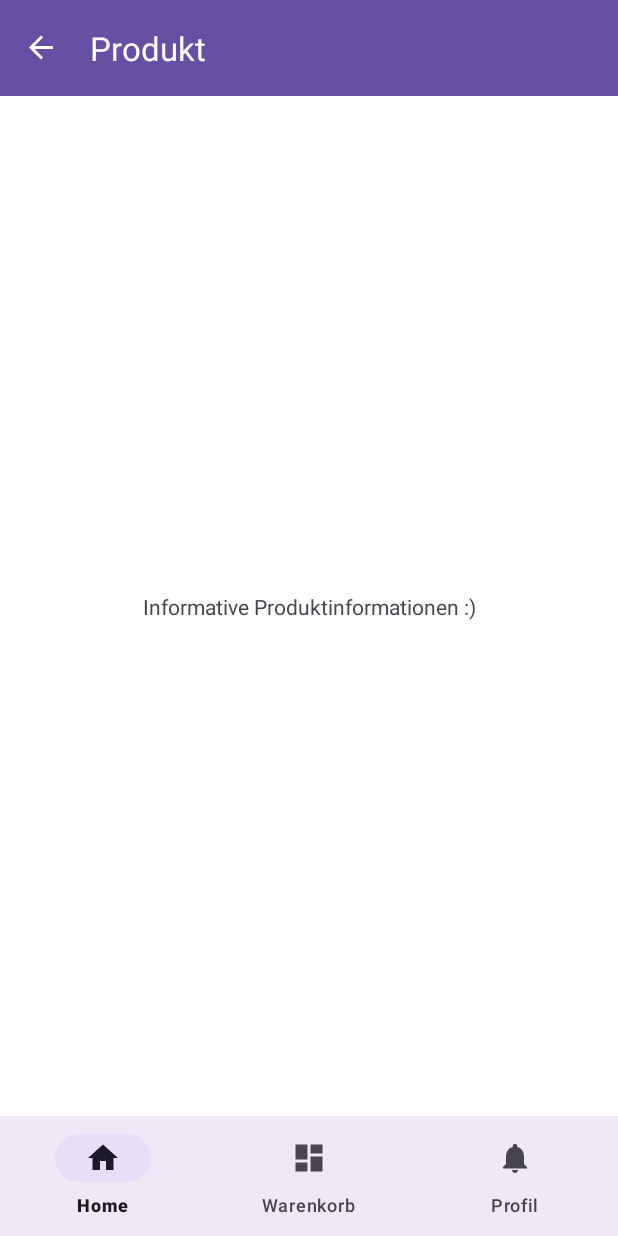
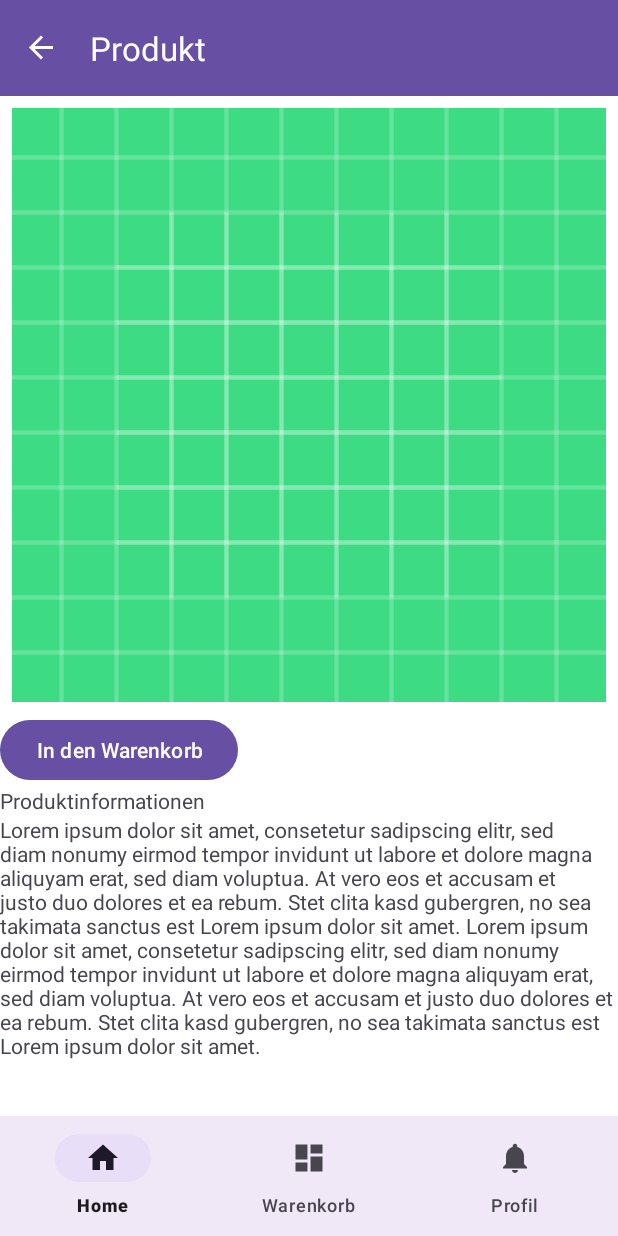
Before and after one commit to LeoHerrmann/blink, an Android app: the ProductDetailsFragment screen opened through its navigation route, on a phone screen of 412 x 824 dp. Run offline under Robolectric (Android 15) with nearby library versions, the phone set to English and light mode, and no system bars; our stand-ins replace navigation-ui.

Commit message:
Produktlayout angefangen zu definieren

```diff
--- a/app/src/main/res/layout/fragment_product_details.xml
+++ b/app/src/main/res/layout/fragment_product_details.xml
@@ -8,12 +8,63 @@
     tools:context=".ui.ProductDetailsFragment">
 
     <TextView
+        android:id="@+id/textView4"
+        android:layout_width="match_parent"
+        android:layout_height="wrap_content"
+        android:text="Produktinformationen"
+        app:layout_constraintEnd_toEndOf="parent"
+        app:layout_constraintHorizontal_bias="0.0"
+        app:layout_constraintStart_toStartOf="parent"
+        app:layout_constraintTop_toBottomOf="@+id/button" />
+
+    <TextView
+        android:id="@+id/textView2"
         android:layout_width="wrap_content"
         android:layout_height="wrap_content"
-        android:text="Informative Produktinformationen :)"
+        android:text="Preis: 23,99€"
+        app:layout_constraintBottom_toTopOf="@+id/textView4"
+        app:layout_constraintStart_toStartOf="parent"
+        app:layout_constraintTop_toBottomOf="@+id/constraintLayout" />
+
+    <Button
+        android:id="@+id/button"
+        android:layout_width="wrap_content"
+        android:layout_height="wrap_content"
+        android:text="In den Warenkorb"
+        app:layout_constraintTop_toBottomOf="@+id/constraintLayout"
+        tools:layout_editor_absoluteX="251dp" />
+
+    <TextView
+        android:id="@+id/textView3"
+        android:layout_width="wrap_content"
+        android:layout_height="wrap_content"
+        android:text="Lorem ipsum dolor sit amet, consetetur sadipscing elitr, sed diam nonumy eirmod tempor invidunt ut labore et dolore magna aliquyam erat, sed diam voluptua. At vero eos et accusam et justo duo dolores et ea rebum. Stet clita kasd gubergren, no sea takimata sanctus est Lorem ipsum dolor sit amet. Lorem ipsum dolor sit amet, consetetur sadipscing elitr, sed diam nonumy eirmod tempor invidunt ut labore et dolore magna aliquyam erat, sed diam voluptua. At vero eos et accusam et justo duo dolores et ea rebum. Stet clita kasd gubergren, no sea takimata sanctus est Lorem ipsum dolor sit amet."
         app:layout_constraintBottom_toBottomOf="parent"
         app:layout_constraintEnd_toEndOf="parent"
+        app:layout_constraintHorizontal_bias="1.0"
         app:layout_constraintStart_toStartOf="parent"
-        app:layout_constraintTop_toTopOf="parent" />
+        app:layout_constraintTop_toBottomOf="@+id/textView4"
+        app:layout_constraintVertical_bias="0.0" />
+
+    <androidx.constraintlayout.widget.ConstraintLayout
+        android:id="@+id/constraintLayout"
+        android:layout_width="match_parent"
+        android:layout_height="wrap_content"
+        app:layout_constraintEnd_toEndOf="parent"
+        app:layout_constraintStart_toStartOf="parent"
+        app:layout_constraintTop_toTopOf="parent">
+
+        <ImageView
+            android:id="@+id/imageView2"
+            android:layout_width="0dp"
+            android:layout_height="0dp"
+            android:padding="8dp"
+            android:src="@drawable/ic_launcher_background"
+            app:layout_constraintDimensionRatio="1:1"
+            app:layout_constraintEnd_toEndOf="parent"
+            app:layout_constraintStart_toStartOf="parent"
+            app:layout_constraintTop_toTopOf="parent" />
+
+    </androidx.constraintlayout.widget.ConstraintLayout>
 
 </androidx.constraintlayout.widget.ConstraintLayout>
```
